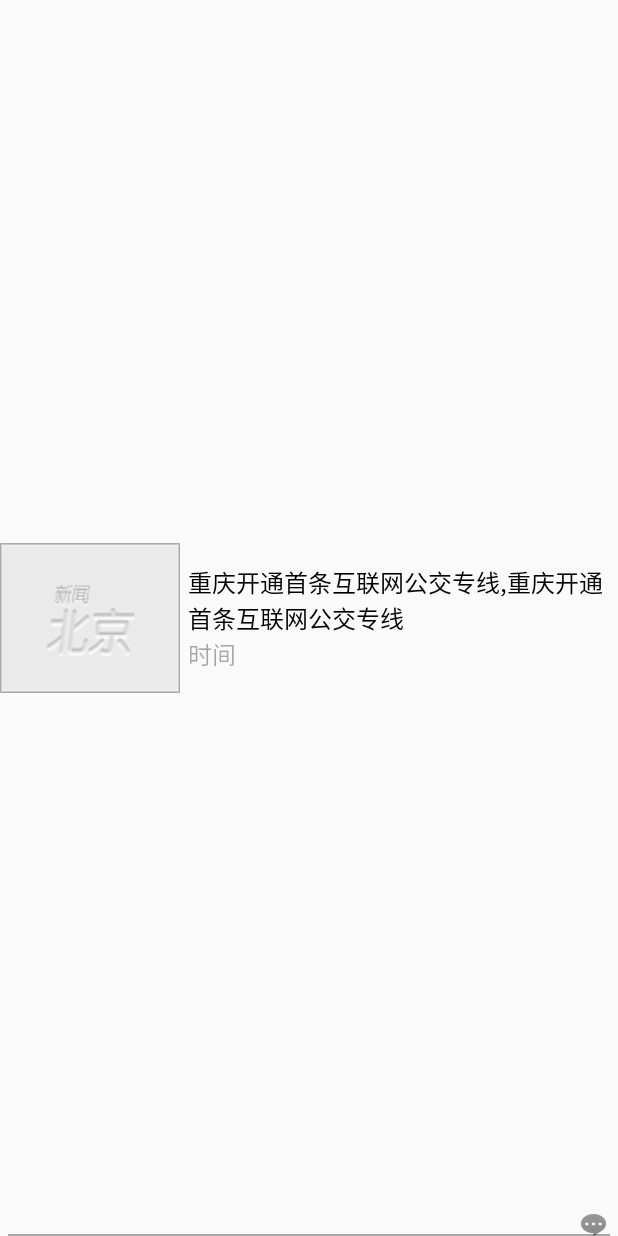
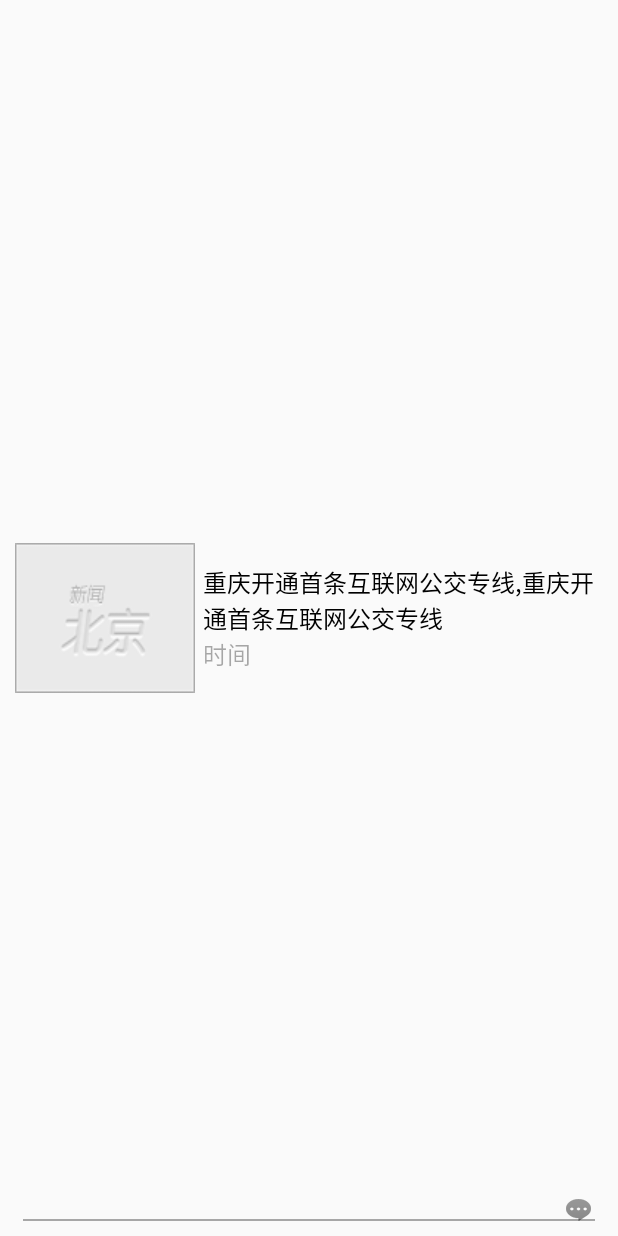
Before and after one commit to rx1996/MyBeijingNews, an Android app: the layout item_tab_detail.xml on its own in the app's theme, with its tools: preview values and no code run, on a phone screen of 412 x 824 dp. Run offline under Robolectric (Android 15) with nearby library versions, the phone set to English and light mode, and no system bars.

```diff
--- a/app/src/main/res/layout/item_tab_detail.xml
+++ b/app/src/main/res/layout/item_tab_detail.xml
@@ -1,7 +1,8 @@
 <?xml version="1.0" encoding="utf-8"?>
 <FrameLayout xmlns:android="http://schemas.android.com/apk/res/android"
     android:orientation="vertical" android:layout_width="match_parent"
-    android:layout_height="match_parent">
+    android:layout_height="wrap_content"
+    android:padding="10dp">
 
     <RelativeLayout xmlns:android="http://schemas.android.com/apk/res/android"
         android:layout_width="match_parent"
```
Also changed, not shown: app/src/main/java/com/atguigu/mybeijingnews/detailpager/TabDetailPager.java (+9 -0 lines), 3 other files.
